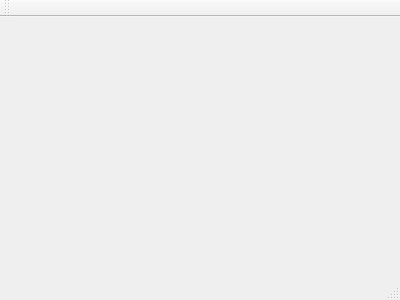
Qt form login.ui (w4est/COMP3004) before a commit.
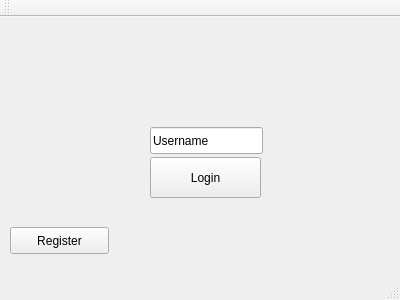
The same form after that commit.

Patch:
```diff
--- a/login.ui
+++ b/login.ui
@@ -12,13 +12,58 @@
   <property name="windowTitle" >
    <string>Login</string>
   </property>
-  <widget class="QMenuBar" name="menuBar" />
-  <widget class="QToolBar" name="mainToolBar" />
-  <widget class="QWidget" name="centralWidget" />
-  <widget class="QStatusBar" name="statusBar" />
+  <widget class="QWidget" name="centralWidget">
+   <widget class="QPushButton" name="LoginButton">
+    <property name="geometry">
+     <rect>
+      <x>150</x>
+      <y>140</y>
+      <width>111</width>
+      <height>41</height>
+     </rect>
+    </property>
+    <property name="text">
+     <string>Login</string>
+    </property>
+   </widget>
+   <widget class="QPushButton" name="RegisterButton">
+    <property name="geometry">
+     <rect>
+      <x>10</x>
+      <y>210</y>
+      <width>99</width>
+      <height>27</height>
+     </rect>
+    </property>
+    <property name="text">
+     <string>Register</string>
+    </property>
+   </widget>
+   <widget class="QLineEdit" name="UsernameBox">
+    <property name="geometry">
+     <rect>
+      <x>150</x>
+      <y>110</y>
+      <width>113</width>
+      <height>27</height>
+     </rect>
+    </property>
+    <property name="text">
+     <string>Username</string>
+    </property>
+   </widget>
+  </widget>
+  <widget class="QToolBar" name="mainToolBar">
+   <attribute name="toolBarArea">
+    <enum>TopToolBarArea</enum>
+   </attribute>
+   <attribute name="toolBarBreak">
+    <bool>false</bool>
+   </attribute>
+  </widget>
+  <widget class="QStatusBar" name="statusBar"/>
  </widget>
- <layoutDefault spacing="6" margin="11" />
- <pixmapfunction></pixmapfunction>
+ <layoutdefault spacing="6" margin="11"/>
  <resources/>
  <connections/>
 </ui>
```
Left out of the diff: 7 changed lines with no effect on the pictures.
